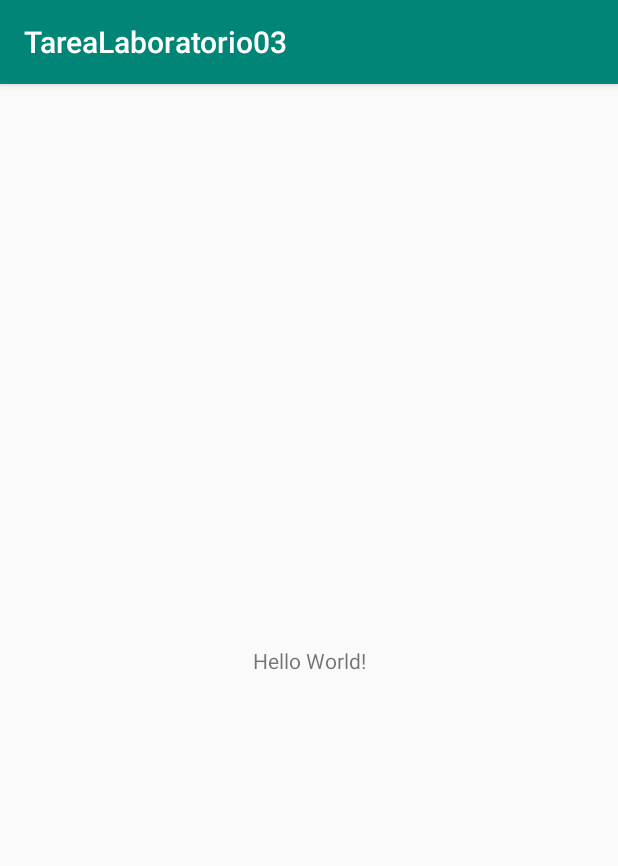
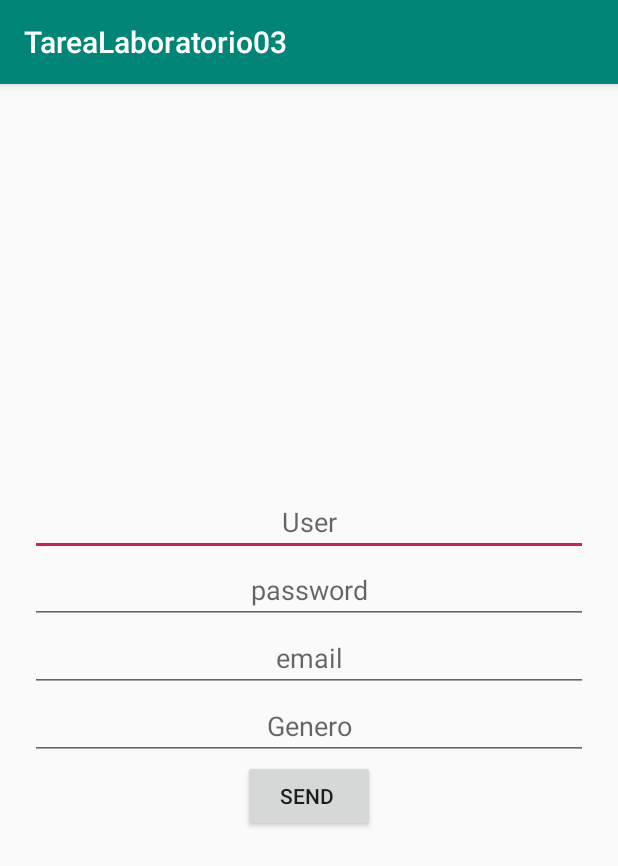
Before and after one commit to cortezle/Labo3_PDM_ejercicio_00029117, an Android app: the screen it shows after launch (MainActivity), on a phone screen of 412 x 824 dp. Shown: the top 866 px of the screen. Run offline under Robolectric (Android 15) with nearby library versions, the phone set to English and light mode, and no system bars.

Commit message:
agregar paso de datos entre dos actividades

```diff
--- a/app/build.gradle
+++ b/app/build.gradle
@@ -16,6 +16,10 @@ android {
             proguardFiles getDefaultProguardFile('proguard-android-optimize.txt'), 'proguard-rules.pro'
         }
     }
+    compileOptions {
+        sourceCompatibility = '1.8'
+        targetCompatibility = '1.8'
+    }
 }
 
 dependencies {
--- a/app/src/main/AndroidManifest.xml
+++ b/app/src/main/AndroidManifest.xml
@@ -9,6 +9,7 @@
         android:roundIcon="@mipmap/ic_launcher_round"
         android:supportsRtl="true"
         android:theme="@style/AppTheme">
+        <activity android:name=".Main2Activity"></activity>
         <activity android:name=".MainActivity">
             <intent-filter>
                 <action android:name="android.intent.action.MAIN" />
--- a/app/src/main/java/com/example/tarealaboratorio03/MainActivity.java
+++ b/app/src/main/java/com/example/tarealaboratorio03/MainActivity.java
@@ -1,13 +1,46 @@
 package com.example.tarealaboratorio03;
 
+import android.content.Intent;
 import android.support.v7.app.AppCompatActivity;
 import android.os.Bundle;
+import android.util.Log;
+import android.widget.Button;
+import android.widget.EditText;
+
+import com.example.tarealaboratorio03.utils.AppConstant;
 
 public class MainActivity extends AppCompatActivity {
+
+    private EditText txt1,txt2,txt3,txt4;
+    private Button btn;
 
     @Override
     protected void onCreate(Bundle savedInstanceState) {
         super.onCreate(savedInstanceState);
         setContentView(R.layout.activity_main);
+
+        txt1 = findViewById(R.id.user_text);
+        txt2 = findViewById(R.id.pass_text);
+        txt3 = findViewById(R.id.email_text);
+        txt4 = findViewById(R.id.gen_text);
+        btn = findViewById(R.id.btn_send);
+
+        btn.setOnClickListener(v->{
+            String texto = txt1.getText().toString();
+            String texto2 = txt2.getText().toString();
+            String texto3 = txt3.getText().toString();
+            String texto4 = txt4.getText().toString();
+            Intent intent = new Intent(MainActivity.this,Main2Activity.class);
+
+
+            Bundle bolsa = new Bundle();
+            bolsa.putString(AppConstant.TEXT_KEY,texto);
+            bolsa.putString(AppConstant.TEXT_KEY2,texto2);
+            bolsa.putString(AppConstant.TEXT_KEY3,texto3);
+            bolsa.putString(AppConstant.TEXT_KEY4,texto4);
+            intent.putExtras(bolsa);
+            startActivity(intent);
+
+        });
     }
 }
--- a/app/src/main/res/layout/activity_main.xml
+++ b/app/src/main/res/layout/activity_main.xml
@@ -1,18 +1,43 @@
 <?xml version="1.0" encoding="utf-8"?>
-<android.support.constraint.ConstraintLayout xmlns:android="http://schemas.android.com/apk/res/android"
+<LinearLayout xmlns:android="http://schemas.android.com/apk/res/android"
     xmlns:app="http://schemas.android.com/apk/res-auto"
     xmlns:tools="http://schemas.android.com/tools"
     android:layout_width="match_parent"
     android:layout_height="match_parent"
-    tools:context=".MainActivity">
+    tools:context=".MainActivity"
+    android:gravity="center"
+    android:orientation="vertical"
+    android:padding="20sp">
 
-    <TextView
+   <EditText
+       android:id="@+id/user_text"
+       android:layout_width="match_parent"
+       android:layout_height="wrap_content"
+       android:hint="User"
+       android:gravity="center"/>
+    <EditText
+        android:id="@+id/pass_text"
+        android:layout_width="match_parent"
+        android:layout_height="wrap_content"
+        android:hint="password"
+        android:gravity="center"
+        android:inputType="textPassword"/>
+    <EditText
+        android:id="@+id/email_text"
+        android:layout_width="match_parent"
+        android:layout_height="wrap_content"
+        android:hint="email"
+        android:gravity="center"/>
+    <EditText
+        android:id="@+id/gen_text"
+        android:layout_width="match_parent"
+        android:layout_height="wrap_content"
+        android:hint="Genero"
+        android:gravity="center"/>
+    <Button
+        android:id="@+id/btn_send"
         android:layout_width="wrap_content"
         android:layout_height="wrap_content"
-        android:text="Hello World!"
-        app:layout_constraintBottom_toBottomOf="parent"
-        app:layout_constraintLeft_toLeftOf="parent"
-        app:layout_constraintRight_toRightOf="parent"
-        app:layout_constraintTop_toTopOf="parent" />
+        android:text="SEND "/>
 
-</android.support.constraint.ConstraintLayout>
+</LinearLayout>
```
Also changed, not shown: app/src/main/java/com/example/tarealaboratorio03/Main2Activity.java (added, +34 -0 lines), app/src/main/java/com/example/tarealaboratorio03/utils/AppConstant.java (added, +9 -0 lines), app/src/main/res/layout/activity_main2.xml (added, +48 -0 lines).
